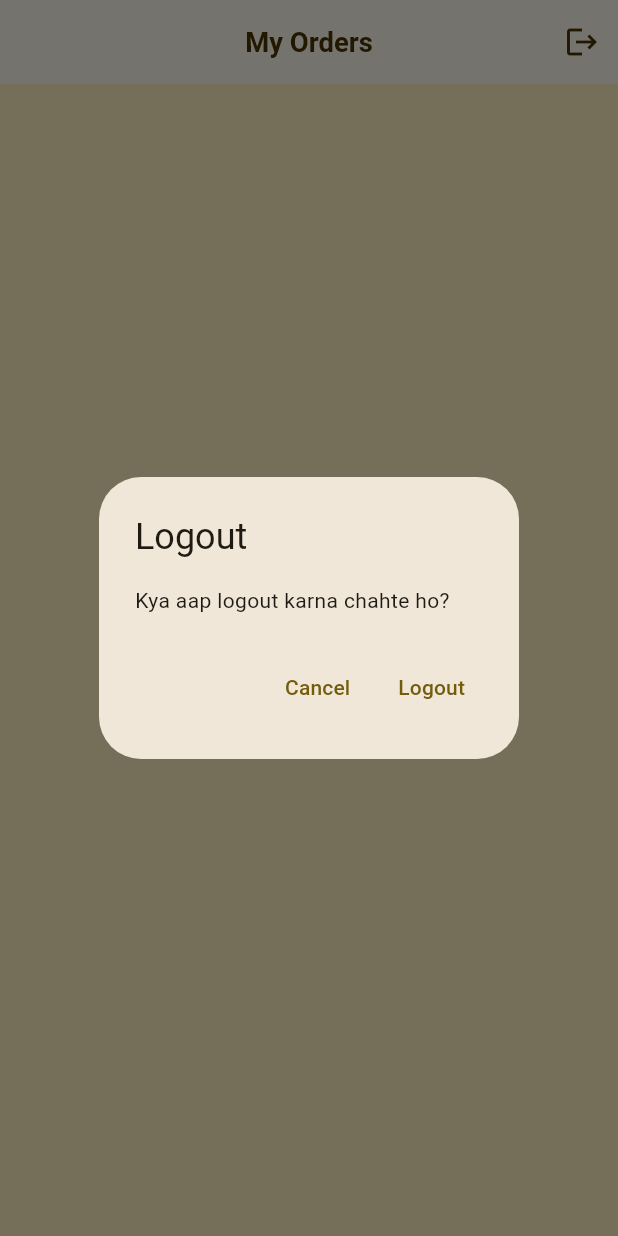
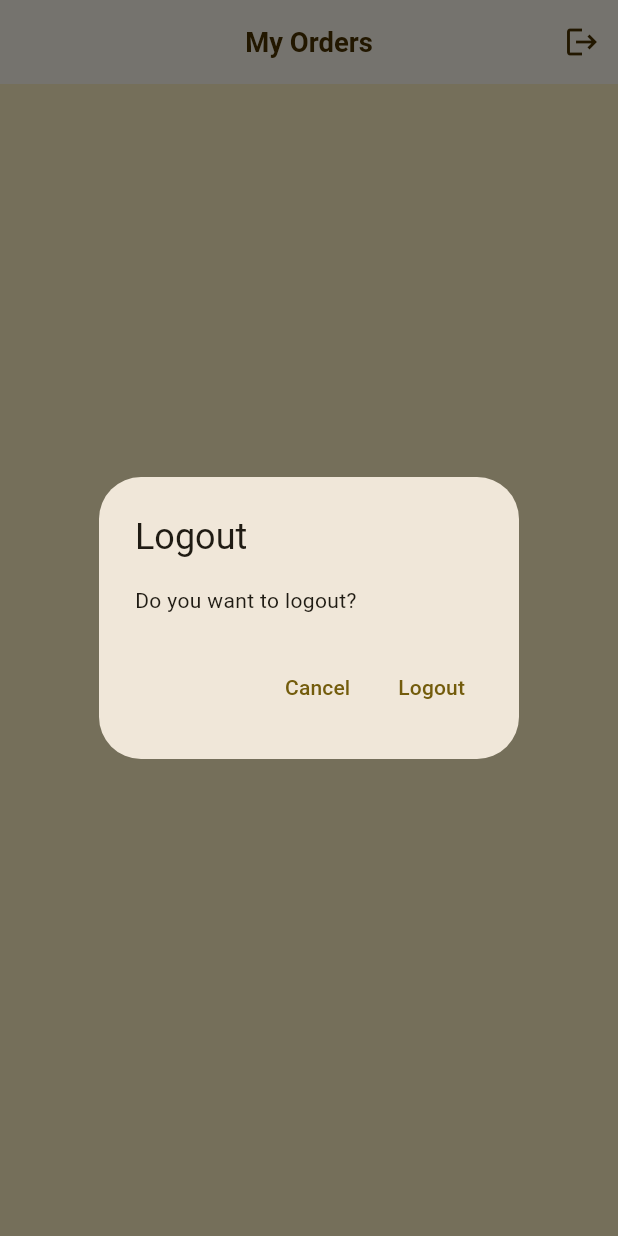
Before and after one commit to anjali-anji/foodingappModel, a Flutter app: the OrdersView screen opened directly, after a tap on the "logout" icon, on a phone screen of 412 x 824 dp. Run offline on Flutter 3.47's test engine with Material 3 defaults, Android fonts, the phone set to English and light mode, and no system bars; our stand-ins replace firebase_core, firebase_messaging, flutter_local_notifications, flutter_screenutil, shared_preferences; missing offline and left inert: razorpay_flutter; accounts and stored records are empty; network calls fail.

Commit message:
Update mobile API service and app constants

```diff
--- a/mobile/lib/constants/api_constants.dart
+++ b/mobile/lib/constants/api_constants.dart
@@ -1,11 +1,10 @@
 class ApiConstants {
   ApiConstants._();
 
-  /// Physical phone over USB: 127.0.0.1 needs `adb reverse tcp:3000 tcp:3000`.
-  /// Emulator: 10.0.2.2. Do not use LAN IPs — they change and firewall-timeout.
+  /// USB phone only. Run: adb reverse tcp:3000 tcp:3000
+  /// 10.0.2.2 is emulator-only and hangs 6s on a real phone — do not use.
   static const List<String> baseUrlCandidates = [
     'http://127.0.0.1:3000',
-    'http://10.0.2.2:3000',
   ];
 
   static String baseUrl = baseUrlCandidates.first;
--- a/mobile/lib/constants/app_strings.dart
+++ b/mobile/lib/constants/app_strings.dart
@@ -44,7 +44,7 @@ class AppStrings {
   static const String paymentStatus = 'Payment Status';
   static const String orderStatus = 'Order Status';
   static const String logout = 'Logout';
-  static const String logoutConfirm = 'Kya aap logout karna chahte ho?';
+  static const String logoutConfirm = 'Do you want to logout?';
   static const String cancel = 'Cancel';
   static const String comingSoon = 'This screen will be connected in the next milestone.';
 }
--- a/mobile/lib/services/api_service.dart
+++ b/mobile/lib/services/api_service.dart
@@ -75,7 +75,7 @@ class ApiService {
     if (path.contains('payment')) {
       return const Duration(seconds: 30);
     }
-    return const Duration(seconds: 6);
+    return const Duration(seconds: 4);
   }
 
   Future<void> _resolveBaseUrl() async {
@@ -149,9 +149,7 @@ class ApiService {
         _resolved = false;
       }
     }
-    throw ApiException(
-      'Server nahi mila. USB cable lagao, PC pe backend chalu rakho, phir: adb reverse tcp:3000 tcp:3000 ($lastError)',
-    );
+    throw ApiException('Server not found');
   }
 
   Map<String, dynamic> _decode(http.Response res) {
```
